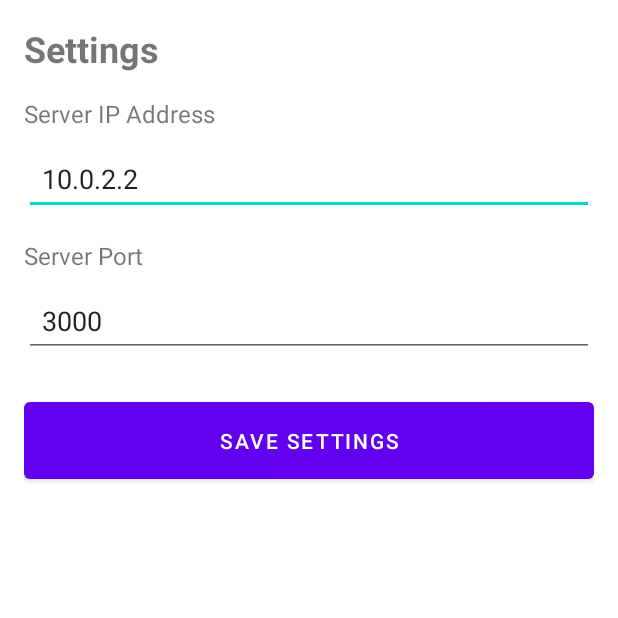
After one commit to matiejus/-smart_lighting_android, an Android app built with Jetpack Compose: the SettingsActivity screen opened directly, with no data from a screen before it, on a phone screen of 412 x 824 dp, the top half of it. The commit adds this screen. Run offline under Robolectric (Android 15) with nearby library versions, the phone set to English and light mode, and no system bars.

Commit message:
Added server selection, Added better rule creation for day selection.
Added server selection,
Added better rule creation for day selection.

```diff
--- a/v1/app/src/main/AndroidManifest.xml
+++ b/v1/app/src/main/AndroidManifest.xml
@@ -21,5 +21,7 @@
 
         <activity android:name=".activities.LampDetailActivity" />
 
+        <activity android:name=".activities.SettingsActivity" />
+
     </application>
 </manifest>
--- /dev/null
+++ b/v1/app/src/main/java/com/example/myapplication/activities/SettingsActivity.kt
@@ -0,0 +1,90 @@
+package com.example.myapplication.activities
+
+import android.content.Context
+import android.content.Intent
+import android.content.SharedPreferences
+import android.os.Bundle
+import android.widget.Button
+import android.widget.EditText
+import android.widget.TextView
+import android.widget.Toast
+import androidx.appcompat.app.AppCompatActivity
+import com.example.myapplication.R
+
+class SettingsActivity : AppCompatActivity() {
+
+    private lateinit var ipInput: EditText
+    private lateinit var portInput: EditText
+    private lateinit var saveBtn: Button
+    private lateinit var statusText: TextView
+    private lateinit var prefs: SharedPreferences
+
+    override fun onCreate(savedInstanceState: Bundle?) {
+        super.onCreate(savedInstanceState)
+        setContentView(R.layout.activity_settings)
+
+        ipInput = findViewById(R.id.serverIpInput)
+        portInput = findViewById(R.id.serverPortInput)
+        saveBtn = findViewById(R.id.saveButton)
+        statusText = findViewById(R.id.statusText)
+
+        prefs = getSharedPreferences("app_prefs", Context.MODE_PRIVATE)
+
+        // Load current values
+        val currentIp = prefs.getString("server_ip", "10.0.2.2") ?: "10.0.2.2"
+        val currentPort = prefs.getString("server_port", "3000") ?: "3000"
+
+        ipInput.setText(currentIp)
+        portInput.setText(currentPort)
+
+        saveBtn.setOnClickListener {
+            val ip = ipInput.text.toString().trim()
+            val port = portInput.text.toString().trim()
+
+            if (ip.isEmpty()) {
+                Toast.makeText(this, "IP address cannot be empty", Toast.LENGTH_SHORT).show()
+                return@setOnClickListener
+            }
+
+            if (port.isEmpty()) {
+                Toast.makeText(this, "Port cannot be empty", Toast.LENGTH_SHORT).show()
+                return@setOnClickListener
+            }
+
+            // Validate port is a number
+            try {
+                port.toInt()
+            } catch (e: NumberFormatException) {
+                Toast.makeText(this, "Port must be a valid number", Toast.LENGTH_SHORT).show()
+                return@setOnClickListener
+            }
+
+            // Save to SharedPreferences
+            prefs.edit().apply {
+                putString("server_ip", ip)
+                putString("server_port", port)
+                commit()
+            }
+
+            // Update RetrofitClient with new settings
+            com.example.myapplication.api.RetrofitClient.updateBaseUrl()
+
+            statusText.text = "Settings saved! Restarting app..."
+            Toast.makeText(this, "Settings saved", Toast.LENGTH_SHORT).show()
+
+            // Restart the app after a short delay
+            Thread {
+                Thread.sleep(500)
+                restartApp()
+            }.start()
+        }
+    }
+
+    private fun restartApp() {
+        val intent = packageManager.getLaunchIntentForPackage(packageName)
+        intent?.addFlags(Intent.FLAG_ACTIVITY_CLEAR_TOP or Intent.FLAG_ACTIVITY_NEW_TASK)
+        startActivity(intent)
+        // Kill the current process
+        android.os.Process.killProcess(android.os.Process.myPid())
+    }
+}
--- /dev/null
+++ b/v1/app/src/main/res/layout/activity_settings.xml
@@ -0,0 +1,64 @@
+<?xml version="1.0" encoding="utf-8"?>
+<LinearLayout xmlns:android="http://schemas.android.com/apk/res/android"
+    android:orientation="vertical"
+    android:padding="16dp"
+    android:layout_width="match_parent"
+    android:layout_height="match_parent">
+
+    <TextView
+        android:layout_width="match_parent"
+        android:layout_height="wrap_content"
+        android:text="Settings"
+        android:textSize="24sp"
+        android:textStyle="bold"
+        android:layout_marginBottom="16dp" />
+
+    <TextView
+        android:layout_width="match_parent"
+        android:layout_height="wrap_content"
+        android:text="Server IP Address"
+        android:textSize="16sp"
+        android:layout_marginBottom="8dp" />
+
+    <EditText
+        android:id="@+id/serverIpInput"
+        android:layout_width="match_parent"
+        android:layout_height="wrap_content"
+        android:hint="e.g., 192.168.1.100 or 10.0.2.2"
+        android:inputType="text"
+        android:padding="12dp"
+        android:layout_marginBottom="16dp" />
+
+    <TextView
+        android:layout_width="match_parent"
+        android:layout_height="wrap_content"
+        android:text="Server Port"
+        android:textSize="16sp"
+        android:layout_marginBottom="8dp" />
+
+    <EditText
+        android:id="@+id/serverPortInput"
+        android:layout_width="match_parent"
+        android:layout_height="wrap_content"
+        android:hint="e.g., 3000"
+        android:inputType="number"
+        android:padding="12dp"
+        android:layout_marginBottom="24dp" />
+
+    <Button
+        android:id="@+id/saveButton"
+        android:layout_width="match_parent"
+        android:layout_height="wrap_content"
+        android:text="Save Settings"
+        android:padding="16dp" />
+
+    <TextView
+        android:id="@+id/statusText"
+        android:layout_width="match_parent"
+        android:layout_height="wrap_content"
+        android:text=""
+        android:textSize="14sp"
+        android:layout_marginTop="16dp"
+        android:gravity="center" />
+
+</LinearLayout>
--- a/v1/app/src/main/res/values/strings.xml
+++ b/v1/app/src/main/res/values/strings.xml
@@ -1,3 +1,4 @@
 <resources>
     <string name="app_name">LetThereBeLight</string>
+    <string name="action_settings">Settings</string>
 </resources>
```
Also changed, not shown: v1/app/src/main/java/com/example/myapplication/activities/LampDetailActivity.kt (+50 -7 lines), v1/app/src/main/java/com/example/myapplication/activities/LampListActivity.kt (+27 -0 lines), v1/app/src/main/java/com/example/myapplication/activities/ScheduleAdapter.kt (+26 -1 lines), v1/app/src/main/java/com/example/myapplication/api/RetrofitClient.kt (+48 -10 lines), v1/app/src/main/res/layout/activity_lamp_list.xml (+7 -0 lines), v1/app/src/main/res/layout/dialog_days.xml (added, +86 -0 lines), v1/app/src/main/res/menu/menu_lamp_list.xml (added, +8 -0 lines), 2 other files.
